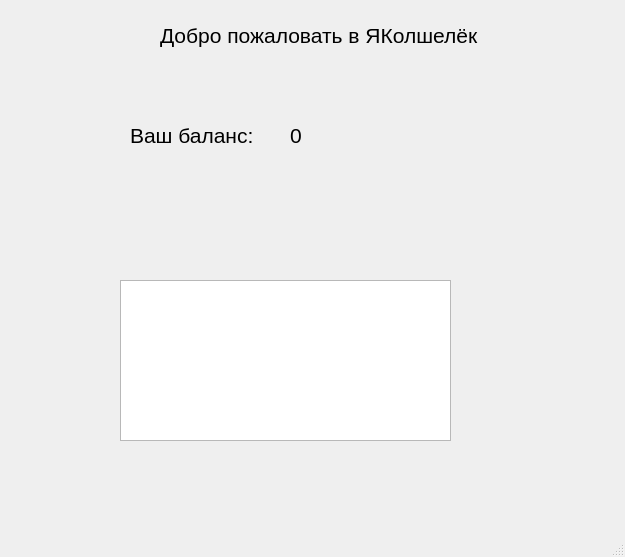
Old version of the form Log+MoneyChange/src/moneywindow.ui in the repository Fozu7916/Login-balance-qt-.
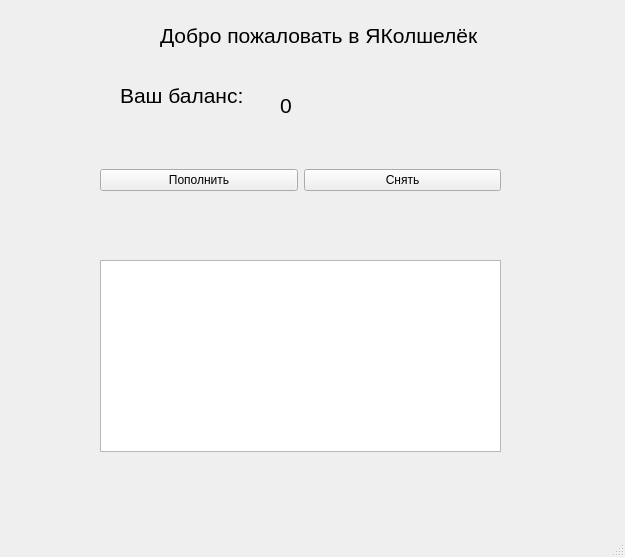
New version of the form.

Patch:
```diff
--- a/Log+MoneyChange/src/moneywindow.ui
+++ b/Log+MoneyChange/src/moneywindow.ui
@@ -35,8 +35,8 @@
    <widget class="QLabel" name="label_2">
     <property name="geometry">
      <rect>
-      <x>130</x>
-      <y>110</y>
+      <x>120</x>
+      <y>70</y>
       <width>151</width>
       <height>51</height>
      </rect>
@@ -53,8 +53,8 @@
    <widget class="QLabel" name="label_3">
     <property name="geometry">
      <rect>
-      <x>290</x>
-      <y>110</y>
+      <x>280</x>
+      <y>80</y>
       <width>151</width>
       <height>51</height>
      </rect>
@@ -68,13 +68,39 @@
      <string>0</string>
     </property>
    </widget>
-   <widget class="QPlainTextEdit" name="plainTextEdit">
+   <widget class="QWidget" name="horizontalLayoutWidget">
     <property name="geometry">
      <rect>
-      <x>120</x>
-      <y>280</y>
-      <width>331</width>
-      <height>161</height>
+      <x>100</x>
+      <y>130</y>
+      <width>401</width>
+      <height>101</height>
+     </rect>
+    </property>
+    <layout class="QHBoxLayout" name="horizontalLayout">
+     <item>
+      <widget class="QPushButton" name="AddButton">
+       <property name="text">
+        <string>Пополнить</string>
+       </property>
+      </widget>
+     </item>
+     <item>
+      <widget class="QPushButton" name="RemoveButton">
+       <property name="text">
+        <string>Снять</string>
+       </property>
+      </widget>
+     </item>
+    </layout>
+   </widget>
+   <widget class="QListView" name="HistoryView">
+    <property name="geometry">
+     <rect>
+      <x>100</x>
+      <y>260</y>
+      <width>401</width>
+      <height>192</height>
      </rect>
     </property>
    </widget>
```
